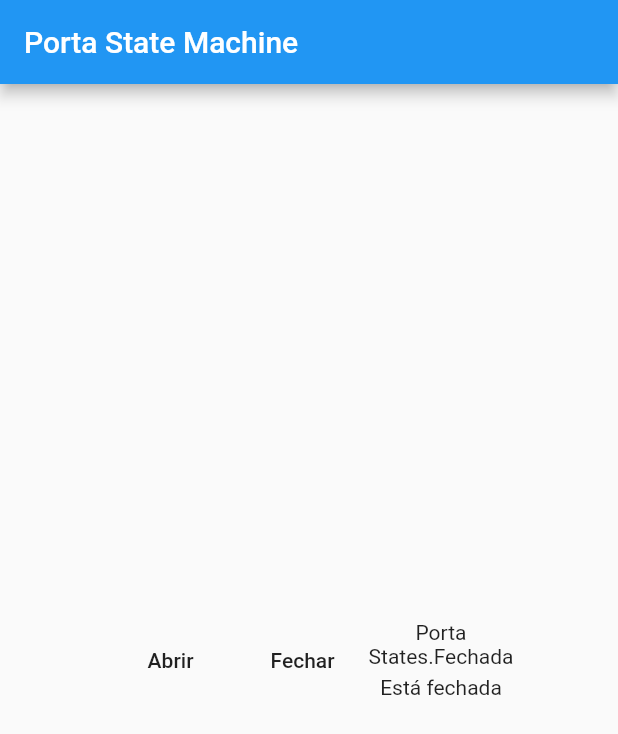
After one commit to Beloin/finite_state_machine_flutter_test, a Flutter app: the screen it shows after launch, on a phone screen of 412 x 824 dp. The commit adds this screen. Shown: the top 734 px of the screen. Run offline on Flutter 3.47's test engine with Material 2 defaults, Android fonts, the phone set to English and light mode, and no system bars; missing offline and left inert: dart:html, state_machine.

Commit message:
Using state machine package WIP

```diff
--- /dev/null
+++ b/lib/home_page.dart
@@ -0,0 +1,115 @@
+import 'dart:async';
+
+import 'package:flutter/material.dart';
+
+enum States { Fechada, Aberta, Abrindo, Fechando }
+
+class HomePage extends StatefulWidget {
+  HomePage({Key key}) : super(key: key);
+
+  @override
+  _HomePageState createState() => _HomePageState();
+}
+
+class _HomePageState extends State<HomePage> {
+  final StreamController<String> _controller = new StreamController();
+  States currentState = States.Fechada;
+
+  final StreamController<States> _stateController = new StreamController();
+
+  @override
+  Widget build(BuildContext context) {
+    _stateController.add(currentState);
+
+    var stream = _stateController.stream.asBroadcastStream()
+      ..listen((event) {
+        currentState = event;
+      });
+
+    return Scaffold(
+      appBar: AppBar(
+        title: Text('Porta State Machine'),
+      ),
+      body: Center(
+        child: Row(
+          mainAxisAlignment: MainAxisAlignment.center,
+          children: [
+            FlatButton(
+              child: Text('Abrir'),
+              onPressed: () => _abrir(),
+            ),
+            FlatButton(
+              child: Text('Fechar'),
+              onPressed: () => _fechar(),
+            ),
+            Column(
+              mainAxisAlignment: MainAxisAlignment.center,
+              children: [
+                Text('Porta'),
+                StreamBuilder<States>(
+                  stream: stream,
+                  initialData: currentState,
+                  builder: (context, snapshot) {
+                    return Text(snapshot.data.toString());
+                  },
+                ),
+                SizedBox(height: 5),
+                StreamBuilder<String>(
+                  stream: _controller.stream,
+                  initialData: 'Está fechada',
+                  builder: (context, snapshot) {
+                    return Text(snapshot.data);
+                  },
+                )
+              ],
+            ),
+          ],
+        ),
+      ),
+    );
+  }
+
+  _abrir() async {
+    switch (currentState) {
+      case States.Aberta:
+        _controller.add('Já está aberta');
+        break;
+      case States.Abrindo:
+        _controller.add('Já está abrindo');
+        break;
+      case States.Fechada:
+        _controller.add('Abrindo');
+        _stateController.add(States.Abrindo);
+        await Future.delayed(Duration(seconds: 5));
+        _stateController.add(States.Aberta);
+        _controller.add('Abriu');
+        break;
+      case States.Fechando:
+        _controller.add('Espere Terminar de Fechar');
+        break;
+      default:
+    }
+  }
+
+  _fechar() async {
+    switch (currentState) {
+      case States.Aberta:
+        _controller.add('Fechando');
+        _stateController.add(States.Fechando);
+        await Future.delayed(Duration(seconds: 5));
+        _stateController.add(States.Fechada);
+        _controller.add('Fechou');
+        break;
+      case States.Abrindo:
+        _controller.add('Espere Terminar de Abrir');
+        break;
+      case States.Fechada:
+        _controller.add('Já está fechada');
+        break;
+      case States.Fechando:
+        _controller.add('Já está fechando');
+        break;
+      default:
+    }
+  }
+}
--- a/pubspec.yaml
+++ b/pubspec.yaml
@@ -23,6 +23,7 @@ environment:
 dependencies:
   flutter:
     sdk: flutter
+  state_machine: ^2.2.0
 
 
   # The following adds the Cupertino Icons font to your application.
```
Also changed, not shown: lib/home_page_2.dart (added, +56 -0 lines), lib/main.dart (+2 -99 lines), pubspec.lock.
